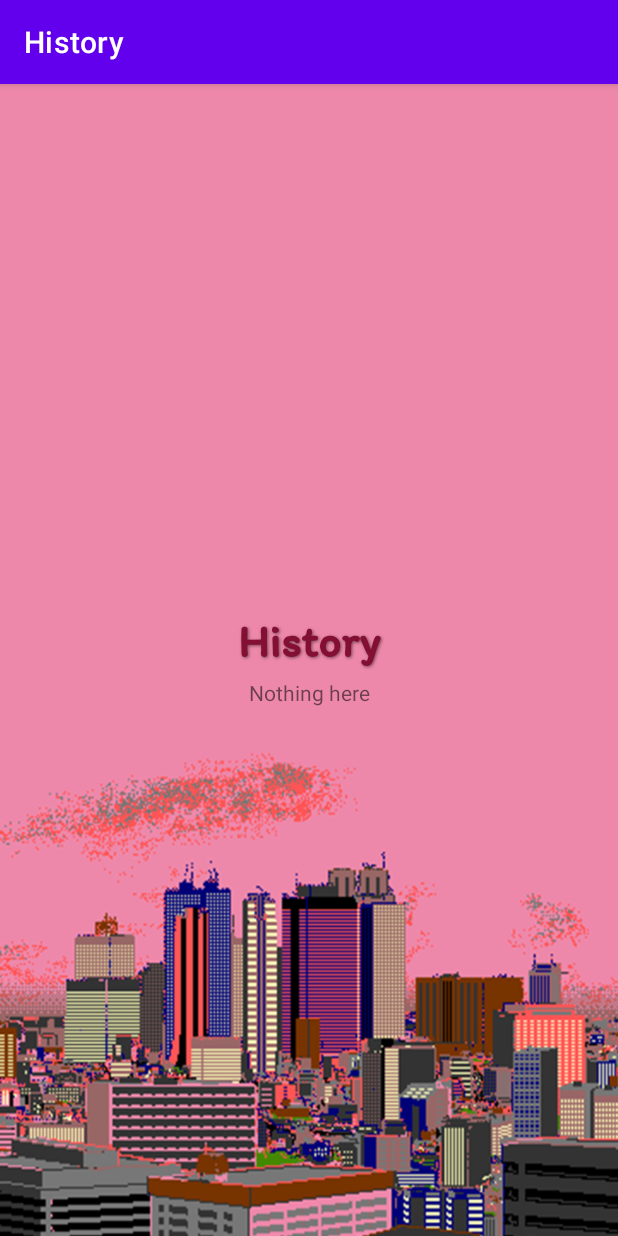
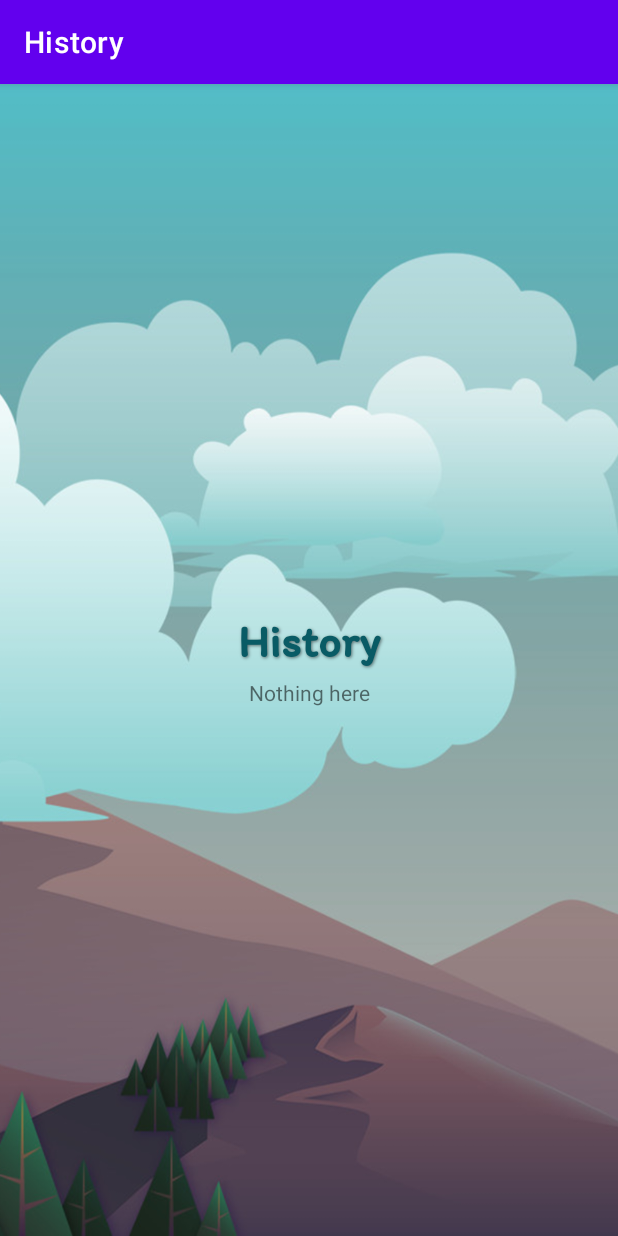
Before and after one commit to KingOnHuy/CS355_Final_Project, an Android app: the HistoryActivity screen opened directly, with no data from a screen before it, on a phone screen of 412 x 824 dp. Run offline under Robolectric (Android 15) with nearby library versions, the phone set to English and light mode, and no system bars.

Commit message:
change ui history

```diff
--- /dev/null
+++ b/app/src/main/res/drawable/stroke.xml
@@ -0,0 +1,4 @@
+<shape xmlns:android="http://schemas.android.com/apk/res/android" android:shape="rectangle" >
+    <solid android:color="#D5FFFFFF" />
+<!--    <stroke android:width="1dip" android:color="#E91E63"/>-->
+</shape>
--- a/app/src/main/res/layout/activity_history.xml
+++ b/app/src/main/res/layout/activity_history.xml
@@ -33,7 +33,7 @@
                 android:shadowDy="1"
                 android:shadowRadius="2"
                 android:text="@string/history"
-                android:textColor="#830F34"
+                android:textColor="#095B65"
                 android:textSize="30sp"
                 android:textStyle="bold" />
 
--- a/app/src/main/res/layout/list_score.xml
+++ b/app/src/main/res/layout/list_score.xml
@@ -16,7 +16,8 @@
             android:layout_width="match_parent"
             android:layout_height="wrap_content"
             android:gravity="center"
-            android:orientation="horizontal">
+            android:orientation="horizontal"
+            android:background="@drawable/stroke">
 
             <TextView
                 android:id="@+id/timeScoreColumn"
--- a/app/src/main/res/values/colors.xml
+++ b/app/src/main/res/values/colors.xml
@@ -15,4 +15,5 @@
     <color name="text_shadow">#7F000000</color>
     <color name="text_shadow_white">#FFFFFF</color>
     <color name="red">#E83C3C</color>
+    <color name="listColor">#3CDF8585</color>
 </resources>
```
Also changed, not shown: app/src/main/res/drawable/bg_history.png.
